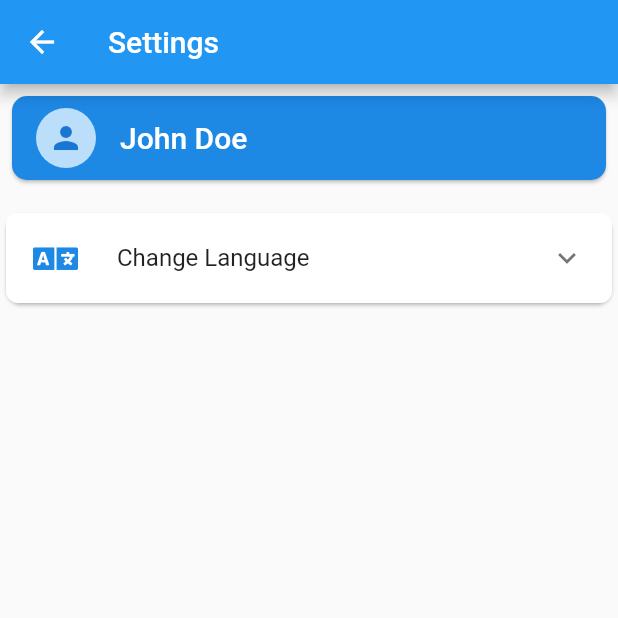
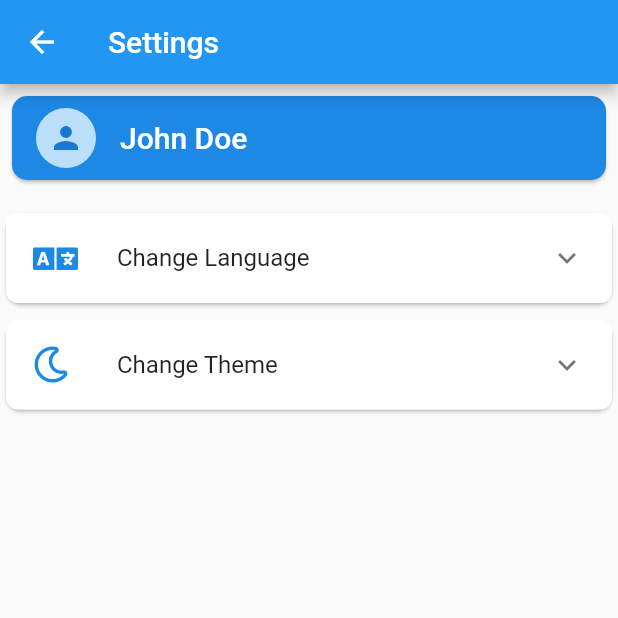
Before and after one commit to AmrSabbagh35/Daftarak, a Flutter app: the Settings_Screen screen opened directly, on a phone screen of 412 x 824 dp, the top half of it. Run offline on Flutter 3.47's test engine with Material 2 defaults, Android fonts, the light colour scheme and no system bars; drawn by our look-alikes of expansion_tile_card; our stand-ins replace animated_splash_screen, avatar_glow, easy_localization, flutter_login, flutter_screenutil, font_awesome_flutter and 4 more; missing offline and left inert: translator; accounts and stored records are empty.

Commit message:
Added theme

```diff
--- a/lib/screens/Settings_Screen/settings.dart
+++ b/lib/screens/Settings_Screen/settings.dart
@@ -80,6 +80,44 @@ class _Settings_ScreenState extends State<Settings_Screen> {
                   ),
                 ],
               ),
+            ),
+            SizedBox(
+              height: 3,
+            ),
+            Card(
+              shape: RoundedRectangleBorder(
+                  borderRadius: BorderRadius.circular(10)),
+              child: Column(
+                children: [
+                  ExpansionTileCard(
+                    baseColor: Colors.white,
+                    leading: Icon(
+                      FontAwesomeIcons.moon,
+                      color: Colors.blue[600],
+                    ),
+                    title: Text('Change Theme'),
+                    children: <Widget>[
+                      Divider(
+                        thickness: 2,
+                      ),
+                      InkWell(
+                        onTap: () {},
+                        child: ListTile(
+                          title: Text('Light'),
+                          trailing: Icon(FontAwesomeIcons.sun),
+                        ),
+                      ),
+                      InkWell(
+                        onTap: () {},
+                        child: ListTile(
+                          title: Text('Dark'),
+                          trailing: Icon(FontAwesomeIcons.cloudMoon),
+                        ),
+                      ),
+                    ],
+                  ),
+                ],
+              ),
             )
           ],
         ),
```
